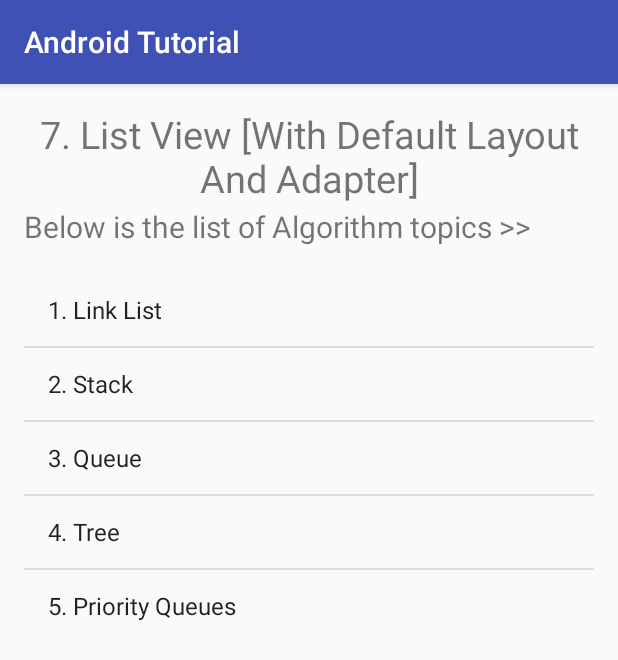
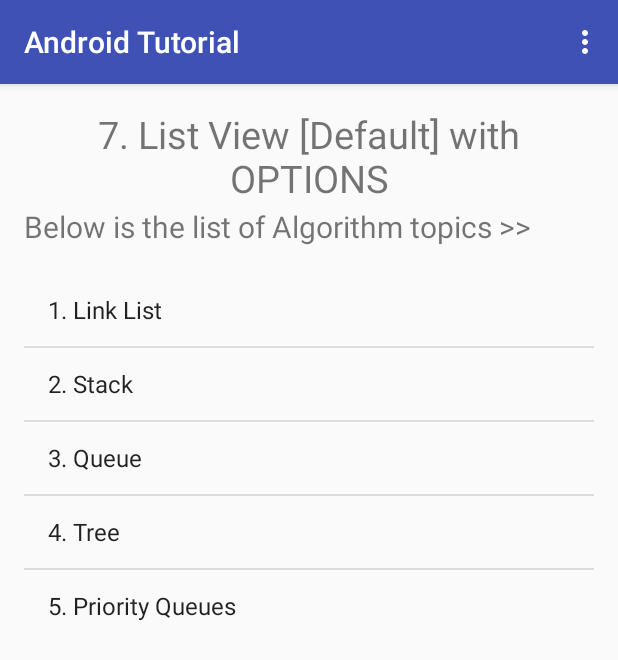
Before and after one commit to Subrato92/Android_Tutorial, an Android app: the Unit07 screen opened directly, with no data from a screen before it, on a phone screen of 412 x 824 dp. Shown: the top 660 px of the screen. Run offline under Robolectric (Android 15) with nearby library versions, the phone set to English and light mode, and no system bars.

Commit message:
Options Successfully integrated into Activity_Unit07

```diff
--- a/app/src/main/java/com/example/android/androidtutorial/IndexActivity.java
+++ b/app/src/main/java/com/example/android/androidtutorial/IndexActivity.java
@@ -44,7 +44,7 @@ public class IndexActivity extends AppCompatActivity {
                 activity = new Intent(this, Unit06.class);
                 startActivity(activity);
                 break;
-            case "7. List View [With Default Layout And Adapter]":
+            case "7. List View [Default] with OPTIONS":
                 activity = new Intent(this, Unit07.class);
                 startActivity(activity);
                 break;
--- /dev/null
+++ b/app/src/main/res/menu/contextual_menu01.xml
@@ -0,0 +1,6 @@
+<?xml version="1.0" encoding="utf-8"?>
+<menu xmlns:android="http://schemas.android.com/apk/res/android">
+
+
+
+</menu>
--- /dev/null
+++ b/app/src/main/res/menu/custom_menu02.xml
@@ -0,0 +1,13 @@
+<?xml version="1.0" encoding="utf-8"?>
+<menu xmlns:android="http://schemas.android.com/apk/res/android">
+
+    <item android:id="@+id/m01_yellow"
+        android:title="@string/red" ></item>
+
+    <item android:id="@+id/m01_blue"
+        android:title="@string/blue" ></item>
+
+    <item android:id="@+id/m01_green"
+        android:title="@string/green" ></item>
+
+</menu>
--- a/app/src/main/res/values/colors.xml
+++ b/app/src/main/res/values/colors.xml
@@ -3,6 +3,9 @@
     <color name="colorPrimary">#3F51B5</color>
     <color name="colorPrimaryDark">#303F9F</color>
     <color name="colorAccent">#FF4081</color>
+    <color name="m02_blue">#9FA8DA</color>
+    <color name="m02_green">#80CBC4</color>
+    <color name="m02_yellow">#DCE775</color>
 
     <drawable name="green01">#558B2F</drawable>
     <drawable name="yelow01">#D4E157</drawable>
--- a/app/src/main/res/values/strings.xml
+++ b/app/src/main/res/values/strings.xml
@@ -41,7 +41,7 @@
     <string name="ch06_cb04">Data Analytics</string>
     <string name="sbmt">Submit</string>
 
-    <string name="ch07">7. List View [With Default Layout And Adapter]</string>
+    <string name="ch07">7. List View [Default] with OPTIONS</string>
     <string name="ch07_intro">Below is the list of Algorithm topics >></string>
 
     <string name="ch08">8. List View [Defined Layout And Default Adapter]</string>
@@ -67,5 +67,13 @@
         <item>Problems:32</item>
     </string-array>
 
+    <string name="search">SEARCH</string>
+    <string name="share">SHARE</string>
+    <string name="help">HELP</string>
+    <string name="settings">SETTINGS</string>
+
+    <string name="red">Red</string>
+    <string name="blue">Blue</string>
+    <string name="green">Green</string>
 
 </resources>
```
Also changed, not shown: app/src/main/java/com/example/android/androidtutorial/Unit07.java (+29 -0 lines), app/src/main/res/menu/custom_menu01.xml (added, +13 -0 lines), app/src/main/java/com/example/android/androidtutorial/AlgorithmAdapter.java (line endings or trailing spaces).
